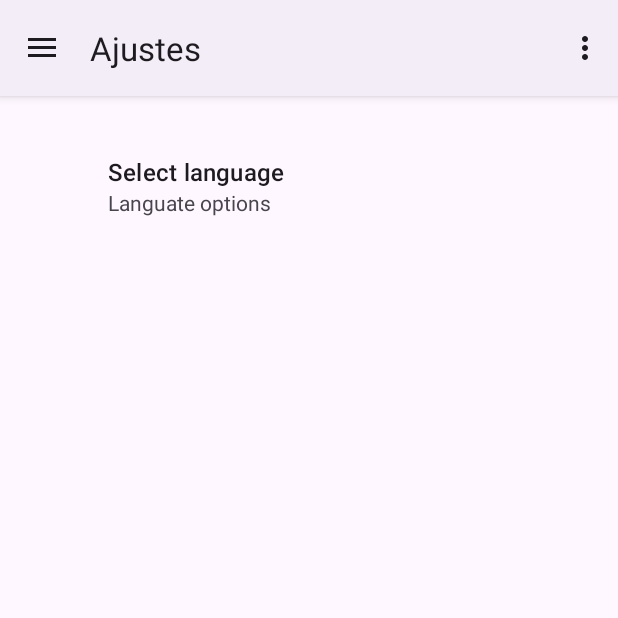
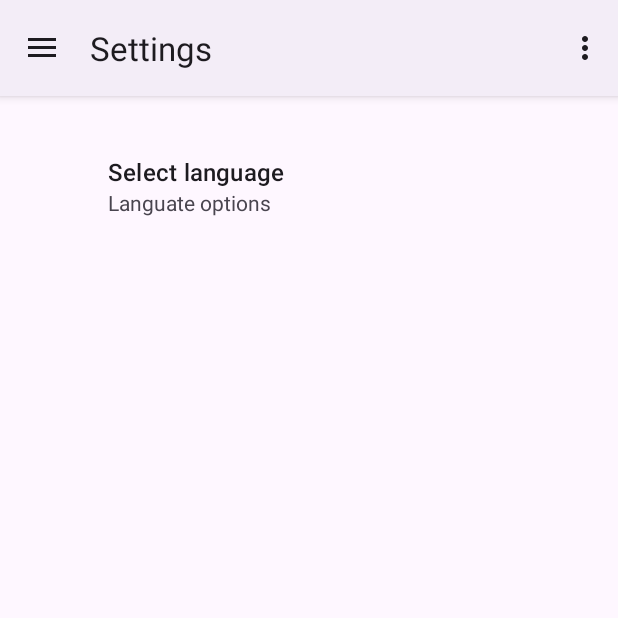
Before and after one commit to jcazalilla/T2, an Android app: the SettingsFragment screen opened through its navigation route, on a phone screen of 412 x 824 dp, the top half of it. Run offline under Robolectric (Android 15) with nearby library versions, the phone set to English and light mode, and no system bars; our stand-ins replace androidx.preference, navigation-ui.

```diff
--- a/app/src/main/java/moreno/cazalilla/jesusmaria/t2/SettingsFragment.java
+++ b/app/src/main/java/moreno/cazalilla/jesusmaria/t2/SettingsFragment.java
@@ -5,15 +5,19 @@ import android.os.Bundle;
 import androidx.annotation.Nullable;
 import androidx.appcompat.app.AppCompatActivity;
 import androidx.fragment.app.Fragment;
+import androidx.navigation.Navigation;
 import androidx.preference.PreferenceFragmentCompat;
 
 import android.view.LayoutInflater;
 import android.view.View;
 import android.view.ViewGroup;
 
+import moreno.cazalilla.jesusmaria.t2.databinding.SettingsFragmentBinding;
+
 
 public class SettingsFragment extends PreferenceFragmentCompat {
 
+    private SettingsFragmentBinding binding;
 
     @Override
     public void onCreatePreferences(@Nullable Bundle savedInstanceState, @Nullable String rootKey) {
@@ -26,7 +30,12 @@ public class SettingsFragment extends PreferenceFragmentCompat {
         super.onStart();
         //cambia el título del ActionBar
         if (getActivity() != null) {
-            ((AppCompatActivity) getActivity()).getSupportActionBar().setTitle("Ajustes");
+            ((AppCompatActivity) getActivity()).getSupportActionBar().setTitle(R.string.settings);
         }
     }
+
+    private void changeToListFragment(View view) {
+        //navegamos al fragmento listado de personajes
+        Navigation.findNavController(view).navigate(R.id.personajeListFragment);
+    }
 }
--- a/app/src/main/res/values/strings.xml
+++ b/app/src/main/res/values/strings.xml
@@ -16,7 +16,7 @@
     <string name="preference_language">language</string>
     <string name="preference_tittle">Select language</string>
     <string name="language_options">Languate options</string>
-    <!-- TODO: Remove or change this placeholder text -->
-    <string name="hello_blank_fragment">Hello blank fragment</string>
+
+    <string name="settings">Settings</string>
 
 </resources>
```
Also changed, not shown: 1 other file.
